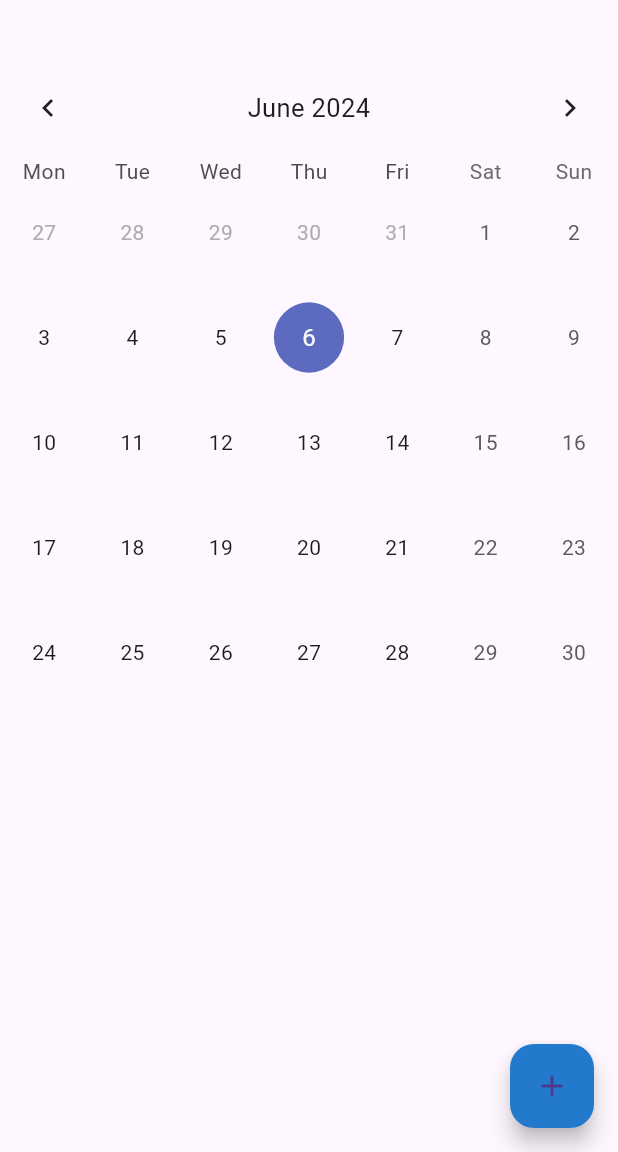
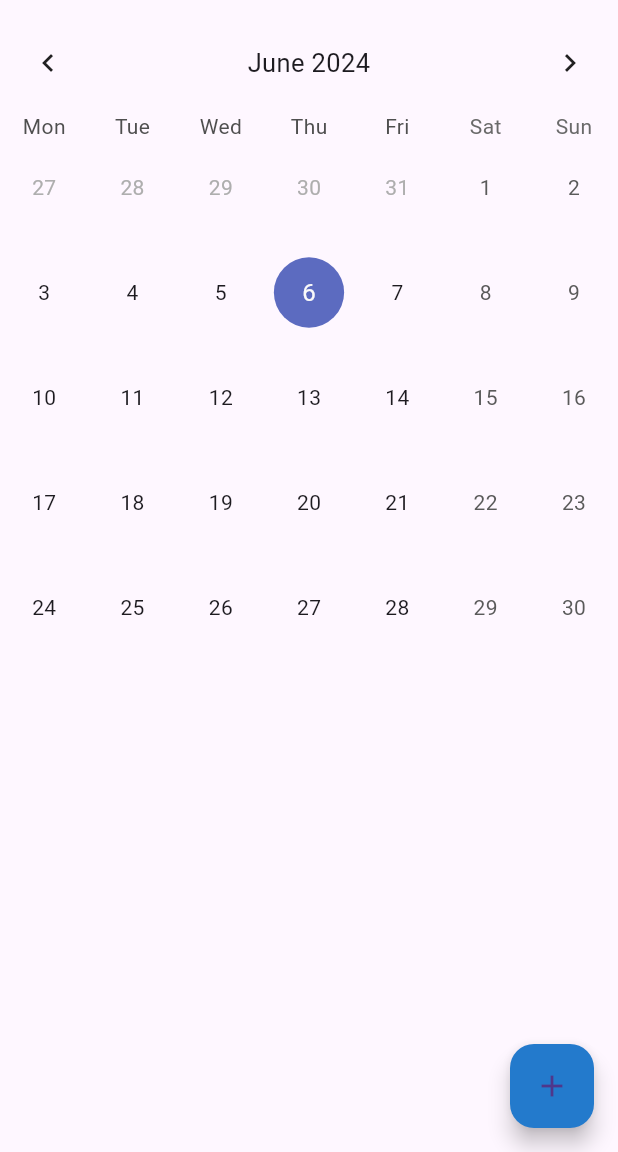
Before and after one commit to NaVindu0315/Calendar_App, a Flutter app: the screen it shows after launch, after a tap on "Calendar App", on a phone screen of 412 x 824 dp, the part 84-1236 px from its top. Run offline on Flutter 3.47's test engine with Material 3 defaults, Android fonts, the phone set to English and light mode, and no system bars; drawn by our look-alikes of table_calendar; our stand-ins replace animated_splash_screen, flutter_local_notifications, lottie.

Commit message:
colors changed

```diff
--- a/lib/Screens/Calendar2.dart
+++ b/lib/Screens/Calendar2.dart
@@ -171,6 +171,7 @@ class _Calendar2State extends State<Calendar2> {
                           _selectedEvets.value =
                               _getEventsforDay(_selectedDay!);
                           _eventcontroller.clear();
+                          _notecontroller.clear();
                           Navigator.pop(context);
                         },
                         style: ElevatedButton.styleFrom(
@@ -234,7 +235,7 @@ class _Calendar2State extends State<Calendar2> {
                 Text('Selected : ' + today.toString()),*/
 
                 SizedBox(
-                  height: 40.0,
+                  height: 10.0,
                 ),
                 Container(
                   child: TableCalendar(
@@ -273,7 +274,7 @@ class _Calendar2State extends State<Calendar2> {
                               margin: EdgeInsets.symmetric(
                                   horizontal: 12, vertical: 4),
                               decoration: BoxDecoration(
-                                color: Colors.red,
+                                color: Colors.green,
                                 border: Border.all(),
                                 borderRadius: BorderRadius.circular(12),
                               ),
```
